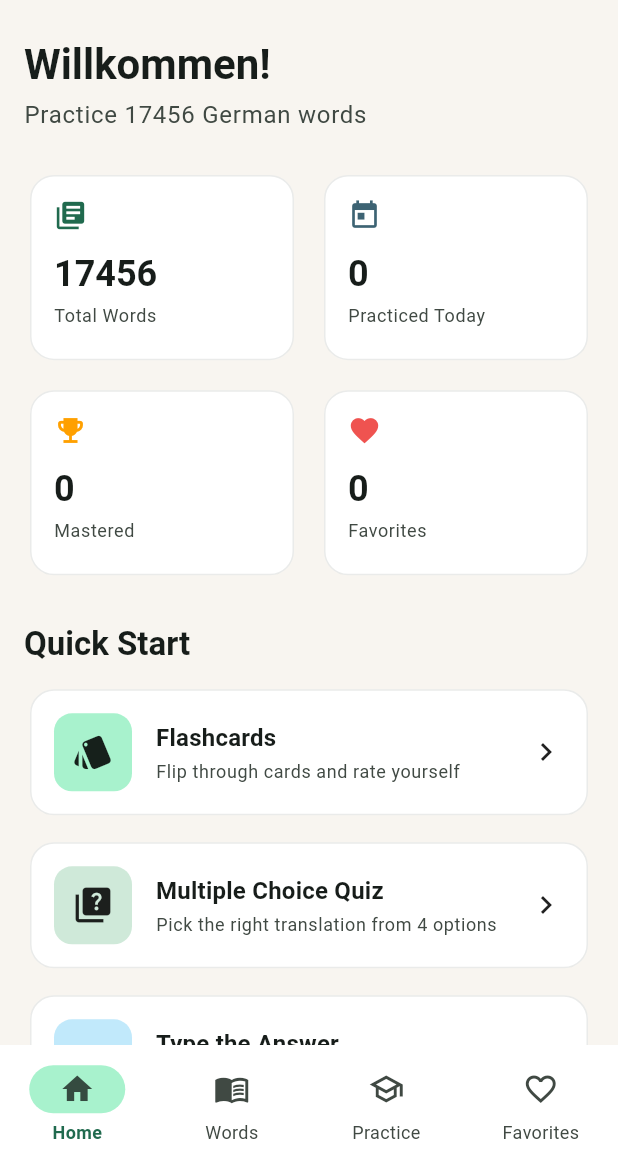
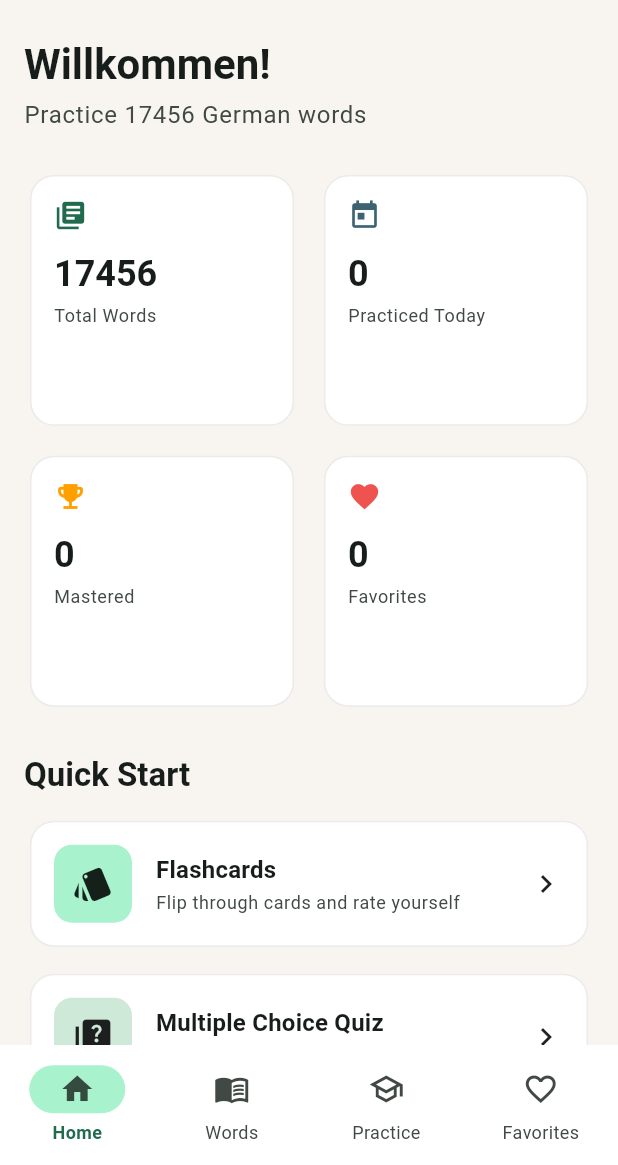
Before and after one commit to rashidjatoi/meine_dict, a Flutter app: the screen it shows after launch, on a phone screen of 412 x 824 dp, the part 71-1236 px from its top. Run offline on Flutter 3.47's test engine with Material 3 defaults, Android fonts, the phone set to English and light mode, and no system bars; our stand-ins replace file_picker, flutter_tts, shared_preferences, web.

Commit message:
final fixes

```diff
--- a/lib/screens/home_screen.dart
+++ b/lib/screens/home_screen.dart
@@ -62,7 +62,8 @@ class HomeScreen extends StatelessWidget {
             physics: const NeverScrollableScrollPhysics(),
             mainAxisSpacing: 12,
             crossAxisSpacing: 12,
-            childAspectRatio: 1.4,
+            // Reduce the aspect ratio so cards get a bit more vertical space
+            childAspectRatio: 1.05,
             children: [
               StatCard(
                 label: 'Total Words',
@@ -133,7 +134,8 @@ class HomeScreen extends StatelessWidget {
           _QuickActionCard(
             icon: Icons.menu_book,
             title: 'Browse All Words',
-            subtitle: '${provider.builtinWords.length} built-in words + your custom vocab',
+            subtitle:
+                '${provider.builtinWords.length} built-in words + your custom vocab',
             color: theme.colorScheme.surfaceContainerHighest,
             onTap: () {
               Navigator.of(context).push(
@@ -195,7 +197,8 @@ class _QuickActionCard extends StatelessWidget {
                     Text(
                       subtitle,
                       style: Theme.of(context).textTheme.bodySmall?.copyWith(
-                            color: Theme.of(context).colorScheme.onSurfaceVariant,
+                            color:
+                                Theme.of(context).colorScheme.onSurfaceVariant,
                           ),
                     ),
                   ],
--- a/lib/screens/practice_hub_screen.dart
+++ b/lib/screens/practice_hub_screen.dart
@@ -177,6 +177,7 @@ class _PracticeHubScreenState extends State<PracticeHubScreen> {
             child: Padding(
               padding: const EdgeInsets.all(16),
               child: Column(
+                mainAxisSize: MainAxisSize.min,
                 crossAxisAlignment: CrossAxisAlignment.start,
                 children: [
                   Text('Word set', style: theme.textTheme.labelLarge),
@@ -185,9 +186,8 @@ class _PracticeHubScreenState extends State<PracticeHubScreen> {
                     spacing: 8,
                     runSpacing: 8,
                     children: PracticeFilter.values.map((f) {
-                      final count = f == PracticeFilter.needPractice
-                          ? queueCount
-                          : null;
+                      final count =
+                          f == PracticeFilter.needPractice ? queueCount : null;
                       return FilterChip(
                         label: Text(
                           count != null && count > 0
@@ -202,7 +202,10 @@ class _PracticeHubScreenState extends State<PracticeHubScreen> {
                   const SizedBox(height: 16),
                   Text('Direction', style: theme.textTheme.labelLarge),
                   const SizedBox(height: 8),
-                  SegmentedButton<PracticeDirection>(
+                  // Make segmented control scrollable horizontally to avoid overflow
+                  SingleChildScrollView(
+                    scrollDirection: Axis.horizontal,
+                    child: SegmentedButton<PracticeDirection>(
                       segments: PracticeDirection.values
                           .map((d) => ButtonSegment(
                                 value: d,
@@ -216,6 +219,7 @@ class _PracticeHubScreenState extends State<PracticeHubScreen> {
                       onSelectionChanged: (s) =>
                           setState(() => _direction = s.first),
                     ),
+                  ),
                   const SizedBox(height: 16),
                   Text('Words per session: $_wordCount',
                       style: theme.textTheme.labelLarge),
@@ -225,8 +229,7 @@ class _PracticeHubScreenState extends State<PracticeHubScreen> {
                     max: 50,
                     divisions: 9,
                     label: '$_wordCount',
-                    onChanged: (v) =>
-                        setState(() => _wordCount = v.round()),
+                    onChanged: (v) => setState(() => _wordCount = v.round()),
                   ),
                 ],
               ),
--- a/lib/widgets/stat_card.dart
+++ b/lib/widgets/stat_card.dart
@@ -23,14 +23,22 @@ class StatCard extends StatelessWidget {
       child: Padding(
         padding: const EdgeInsets.all(16),
         child: Column(
+          mainAxisSize: MainAxisSize.min,
           crossAxisAlignment: CrossAxisAlignment.start,
           children: [
             Icon(icon, color: iconColor, size: 22),
             const SizedBox(height: 12),
-            Text(
-              value,
-              style: theme.textTheme.headlineSmall?.copyWith(
-                fontWeight: FontWeight.bold,
+            // Use FittedBox so the numeric value scales down if vertical space is constrained
+            FittedBox(
+              alignment: Alignment.centerLeft,
+              fit: BoxFit.scaleDown,
+              child: Text(
+                value,
+                style: theme.textTheme.headlineSmall?.copyWith(
+                  fontWeight: FontWeight.bold,
+                ),
+                maxLines: 1,
+                overflow: TextOverflow.ellipsis,
               ),
             ),
             const SizedBox(height: 4),
@@ -39,6 +47,8 @@ class StatCard extends StatelessWidget {
               style: theme.textTheme.bodySmall?.copyWith(
                 color: theme.colorScheme.onSurfaceVariant,
               ),
+              maxLines: 1,
+              overflow: TextOverflow.ellipsis,
             ),
           ],
         ),
```
Also changed, not shown: 2 other files. Lines whose indentation alone changed are shown as unchanged.
